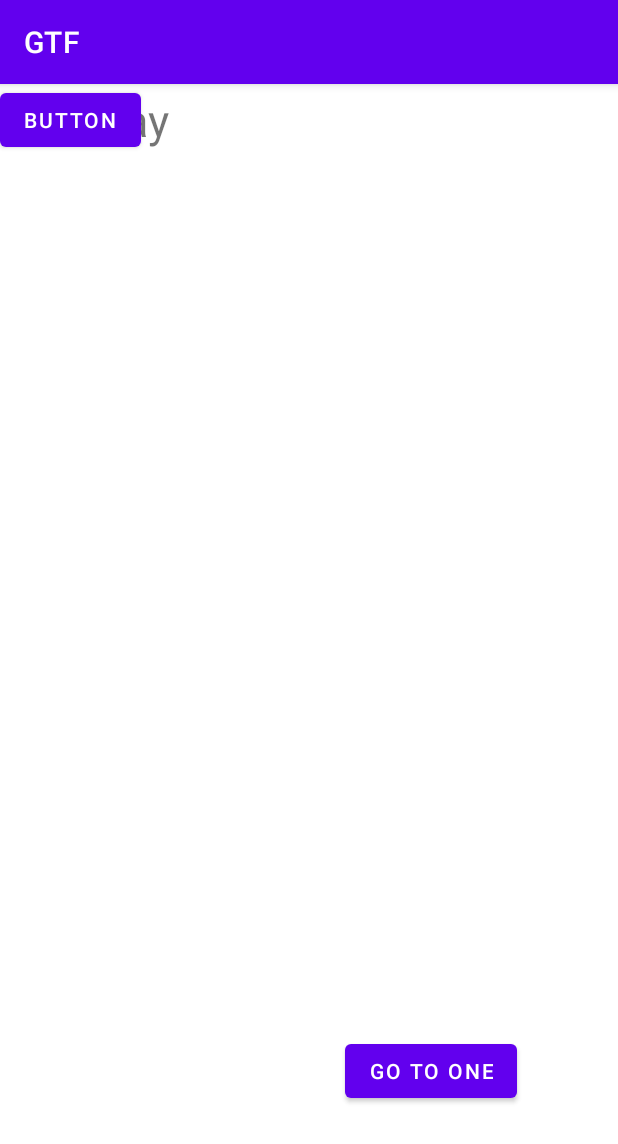
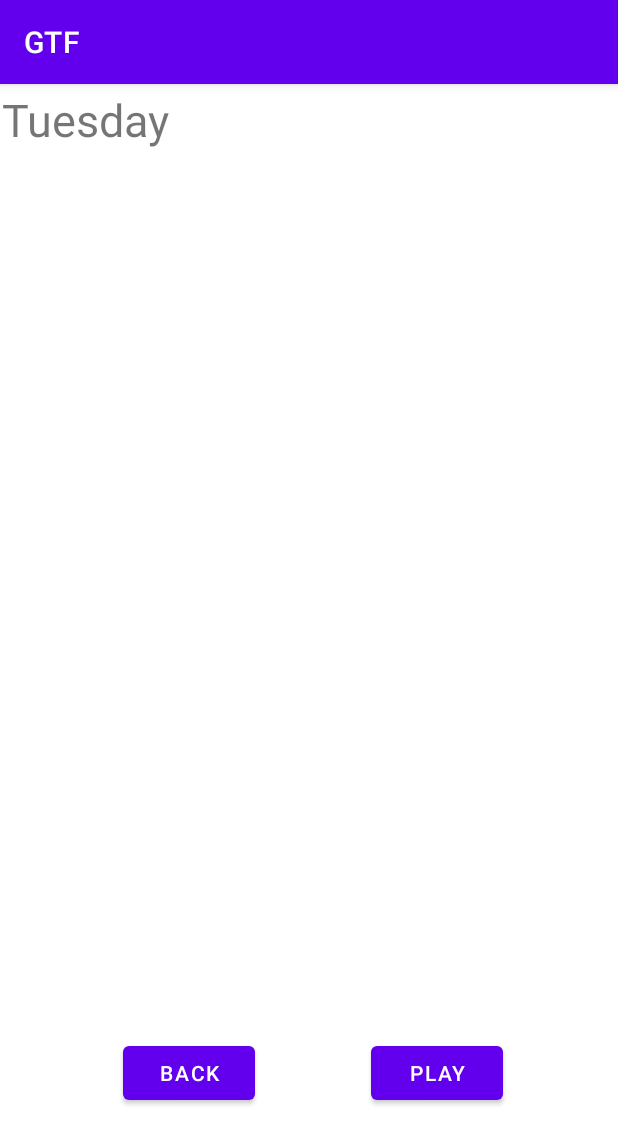
Before and after one commit to QuentinDev-cloud/APP01-GTF, an Android app: the MainActivity2 screen opened directly, with no data from a screen before it, on a phone screen of 412 x 824 dp. Shown: the top 1144 px of the screen. Run offline under Robolectric (Android 15) with nearby library versions, the phone set to English and light mode, and no system bars.

Commit message:
add stopwatch

```diff
--- a/app/src/main/java/com/example/gtf/MainActivity2.java
+++ b/app/src/main/java/com/example/gtf/MainActivity2.java
@@ -15,7 +15,7 @@ import java.util.Date;
 
 public class MainActivity2 extends AppCompatActivity {
 
-    private Button btn;
+    private Button btnPlay,btnBack;
 
     private TextView day;
 
@@ -23,22 +23,26 @@ public class MainActivity2 extends AppCompatActivity {
     protected void onCreate(Bundle savedInstanceState) {
         super.onCreate(savedInstanceState);
         setContentView(R.layout.activity_main2);
-        btn = (Button) findViewById(R.id.button);
-        btn.setOnClickListener(new View.OnClickListener() {
+        btnBack = (Button) findViewById(R.id.back);
+        btnBack.setOnClickListener(new View.OnClickListener() {
             @Override
             public void onClick(View v) {
                 openActivity1();
             }
         });
 
+        btnPlay = (Button) findViewById(R.id.play);
+        btnPlay.setOnClickListener(new View.OnClickListener() {
+            @Override
+            public void onClick(View v) {
+                openActivity3();
+            }
+        });
+
         day =findViewById(R.id.tvd);
-
         Date currentTime = Calendar.getInstance().getTime();
         String formattedDate = DateFormat.getDateInstance(DateFormat.FULL).format(currentTime);
-
         String[] splitDate = formattedDate.split(",");
-
-
         Log.d("myLog", currentTime.toString());
         Log.d("myLog", formattedDate);
         day.setText(splitDate[0]);
@@ -49,4 +53,9 @@ public class MainActivity2 extends AppCompatActivity {
         Intent intent = new Intent(this, MainActivity.class);
         startActivity(intent);
     }
+
+    public void openActivity3() {
+        Intent intent = new Intent(this, MainActivity3.class);
+        startActivity(intent);
+    }
 }
--- a/app/src/main/res/layout/activity_main2.xml
+++ b/app/src/main/res/layout/activity_main2.xml
@@ -18,23 +18,27 @@
         app:layout_constraintVertical_bias="0.005" />
 
     <Button
-        android:id="@+id/button"
+        android:id="@+id/back"
         android:layout_width="wrap_content"
         android:layout_height="wrap_content"
-        android:text="@string/gt_1"
+        android:text="@string/back"
         app:layout_constraintBottom_toBottomOf="parent"
-        app:layout_constraintHorizontal_bias="0.774"
+        app:layout_constraintHorizontal_bias="0.253"
         app:layout_constraintLeft_toLeftOf="parent"
         app:layout_constraintRight_toRightOf="parent"
         app:layout_constraintTop_toTopOf="parent"
-        app:layout_constraintVertical_bias="0.881" />
+        app:layout_constraintVertical_bias="0.882" />
 
     <Button
-        android:id="@+id/button2"
+        android:id="@+id/play"
         android:layout_width="wrap_content"
         android:layout_height="wrap_content"
-        android:text="Button"
-        tools:layout_editor_absoluteX="77dp"
-        tools:layout_editor_absoluteY="602dp" />
+        android:text="@string/play"
+        app:layout_constraintBottom_toBottomOf="parent"
+        app:layout_constraintHorizontal_bias="0.764"
+        app:layout_constraintLeft_toLeftOf="parent"
+        app:layout_constraintRight_toRightOf="parent"
+        app:layout_constraintTop_toTopOf="parent"
+        app:layout_constraintVertical_bias="0.882" />
 
 </androidx.constraintlayout.widget.ConstraintLayout>
--- a/app/src/main/res/values/strings.xml
+++ b/app/src/main/res/values/strings.xml
@@ -6,5 +6,8 @@
     <string name="gt_2">Go To Two</string>
     <string name="day">DAY</string>
     <string name="back">BACK</string>
+    <string name="play">PLAY</string>
+    <string name="pause">PAUSE</string>
+
 
 </resources>
```
Also changed, not shown: app/src/main/java/com/example/gtf/MainActivity3.java (+26 -0 lines), app/src/main/res/layout/activity_main3.xml (+36 -0 lines).
